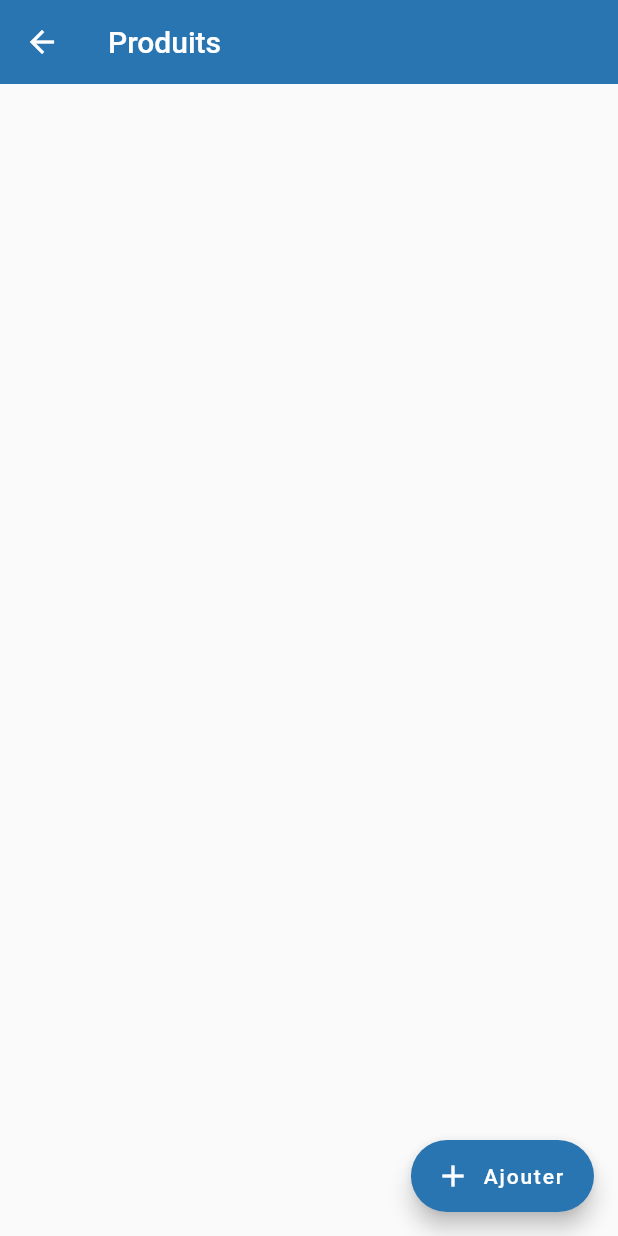
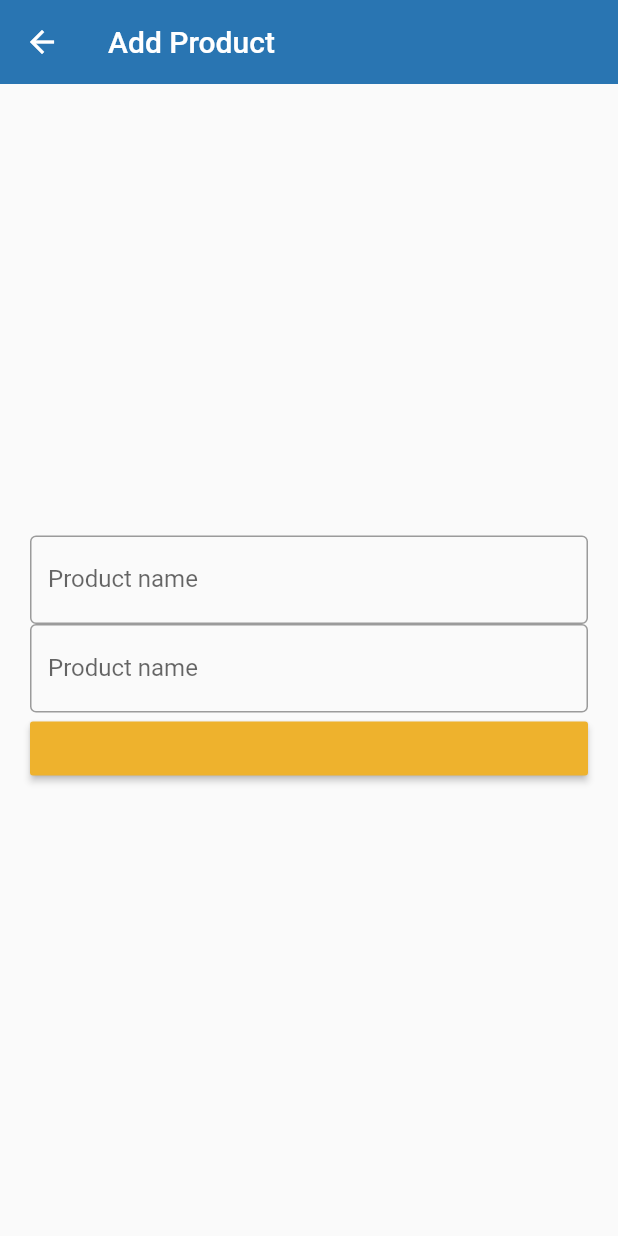
Before and after one commit to vemo068/charikati, a Flutter app: the ProductsPage screen opened directly, after a tap on "Ajouter", on a phone screen of 412 x 824 dp. Run offline on Flutter 3.47's test engine with Material 2 defaults, Android fonts, the phone set to English and light mode, and no system bars; our stand-ins replace get, sqflite; accounts and stored records are empty.

Commit message:
products

```diff
--- a/lib/components/product_tile.dart
+++ b/lib/components/product_tile.dart
@@ -3,21 +3,26 @@ import 'package:charikati/models/product.dart';
 import 'package:flutter/material.dart';
 import 'package:get/get.dart';
 
-
 class ProductTile extends StatelessWidget {
   final Product product;
-   ProductTile({ Key? key,required this.product }) : super(key: key);
-  final DesignationController designationController=Get.find<DesignationController>();
+  ProductTile({Key? key, required this.product}) : super(key: key);
+  final DesignationController designationController =
+      Get.find<DesignationController>();
   @override
   Widget build(BuildContext context) {
     return ListTile(
+      trailing: Text("${product.price}"),
       title: Text(product.name),
       subtitle: FutureBuilder<String>(
-        future: designationController.getDesigntaionName(product.designationId),
-                    builder: (context, snapshot) {
-          return Text(snapshot.data!);
-        }
-      ),
+          future:
+              designationController.getDesigntaionName(product.designationId),
+          builder: (context, snapshot) {
+            if (snapshot.connectionState == ConnectionState.waiting) {
+              return SizedBox();
+            } else {
+              return Text(snapshot.data!);
+            }
+          }),
     );
   }
 }
--- /dev/null
+++ b/lib/pages/add_product_page.dart
@@ -0,0 +1,52 @@
+import 'package:charikati/components/appbar.dart';
+import 'package:charikati/components/normal_padding.dart';
+import 'package:charikati/controllers/product_controller.dart';
+import 'package:charikati/styles/colors.dart';
+import 'package:flutter/material.dart';
+import 'package:get/get.dart';
+
+class AddProductPage extends StatelessWidget {
+   AddProductPage({ Key? key }) : super(key: key);
+  final ProductController productController = Get.find<ProductController>();
+
+  @override
+  Widget build(BuildContext context) {
+    return Scaffold(
+      appBar: charikatiAppBar("Add Product"),
+      body:Padding(
+        padding: EdgeInsets.symmetric(horizontal: 20, vertical: 10),
+        child: Center(
+        child: ListView(
+          shrinkWrap: true,
+          children: [
+          TextField(
+
+            controller: productController.nameController,
+            decoration: InputDecoration(
+              labelText: "Product name",
+              border: OutlineInputBorder(),
+            ),
+          ),
+          TextField(
+            keyboardType: TextInputType.number,
+            controller: productController.priceController,
+             decoration: InputDecoration(
+
+              labelText: "Product name",
+              border: OutlineInputBorder(),
+            ),
+          ),
+
+          MaterialButton(
+            color: kcaccent,
+            onPressed: () {
+              productController.saveProduct();
+            },
+          )
+        ]),
+      ))
+      ,
+
+    );
+  }
+}
--- a/lib/pages/products_page.dart
+++ b/lib/pages/products_page.dart
@@ -1,15 +1,39 @@
 import 'package:charikati/components/appbar.dart';
 import 'package:charikati/components/fab_ajoute.dart';
+import 'package:charikati/components/normal_padding.dart';
+import 'package:charikati/components/product_tile.dart';
+import 'package:charikati/controllers/designation_controller.dart';
+import 'package:charikati/controllers/product_controller.dart';
+import 'package:charikati/pages/add_product_page.dart';
 import 'package:flutter/material.dart';
+import 'package:get/get.dart';
 
 class ProductsPage extends StatelessWidget {
-  const ProductsPage({Key? key}) : super(key: key);
-
+  ProductsPage({Key? key}) : super(key: key);
+  final DesignationController designationController =
+      Get.put(DesignationController());
+  final ProductController productController = Get.put(ProductController());
   @override
   Widget build(BuildContext context) {
     return Scaffold(
       appBar: charikatiAppBar("Produits"),
-      floatingActionButton: FabAjoute(ontap: () {}),
+      floatingActionButton: FabAjoute(ontap: () {
+        Get.to(() => AddProductPage());
+      }),
+      body: Padding(
+        padding: EdgeInsets.symmetric(horizontal: 20, vertical: 10),
+        child: GetBuilder(
+            init: productController,
+            builder: (_) {
+              return ListView.builder(
+                  itemCount: productController.products.length,
+                  itemBuilder: (context, index) {
+                    return ProductTile(
+                      product: productController.products[index],
+                    );
+                  });
+            }),
+      ),
     );
   }
 }
```
Also changed, not shown: lib/components/normal_padding.dart (added, +14 -0 lines).
